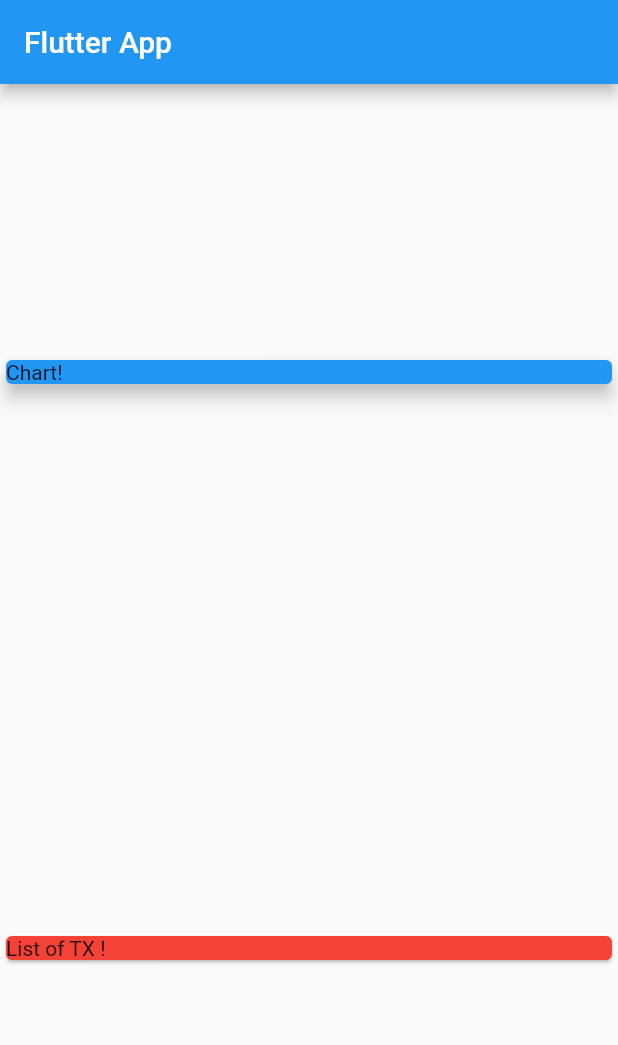
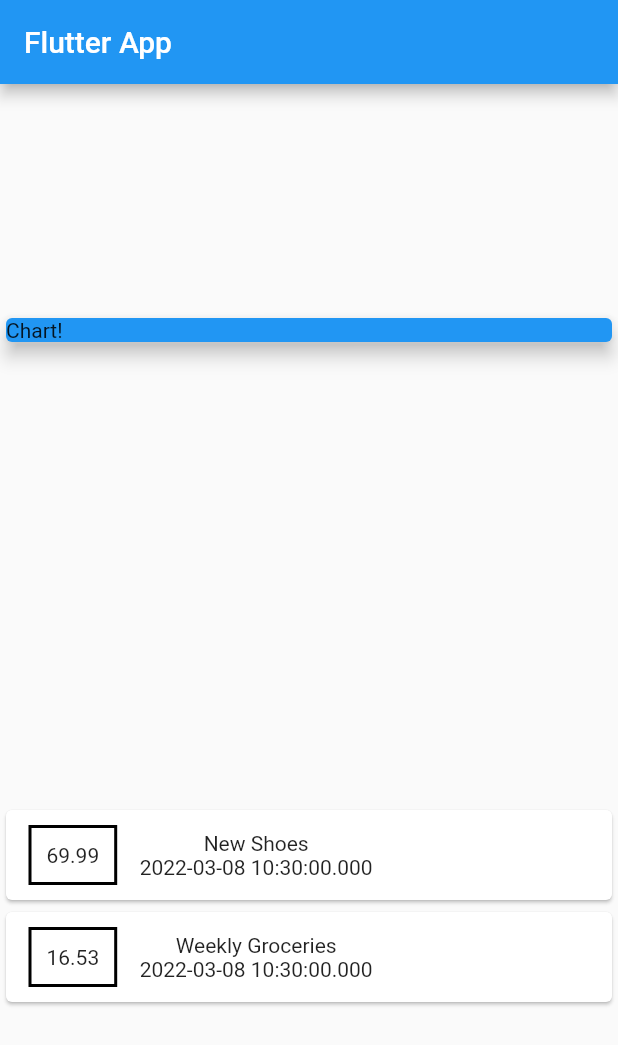
Before and after one commit to manucaputo/TEST_WID, a Flutter app: the screen it shows after launch, on a phone screen of 412 x 824 dp. Shown: the top 1045 px of the screen. Run offline on Flutter 3.47's test engine with Material 2 defaults, Android fonts, the phone set to English and light mode, and no system bars.

Commit message:
Chap 4 debut video 77

```diff
--- a/lib/main.dart
+++ b/lib/main.dart
@@ -37,13 +37,35 @@
                   elevation: 5,
                 ),
               ),
-            Card(
-              color: Colors.red,
-              child: Text('List of TX !'),
+              Column(
+                children: transactions.map((tx) {
+                  return Card(
+                      child: Row(children: <Widget>[
+                    Container(
+                        margin:
+                            EdgeInsets.symmetric(vertical: 10, horizontal: 15),
+                        decoration: BoxDecoration(
+                            border: Border.all(
+                          color: Colors.black,
+                          width: 2,
+                        )
                         ),
+                        padding: EdgeInsets.all(10),
+                        child: Text(
+                          tx.amount.toString(),
+                        )
+                    ),
+                    Column(
+                      children: <Widget>[
+                        Text(tx.title),
+                        Text(tx.date.toString()),
                       ],
                     ),
-      ),
+                  ]));
+                }).toList(),
+              )
+            ],
+          )),
     );
   }
 }
```
Lines whose indentation alone changed are shown as unchanged.
